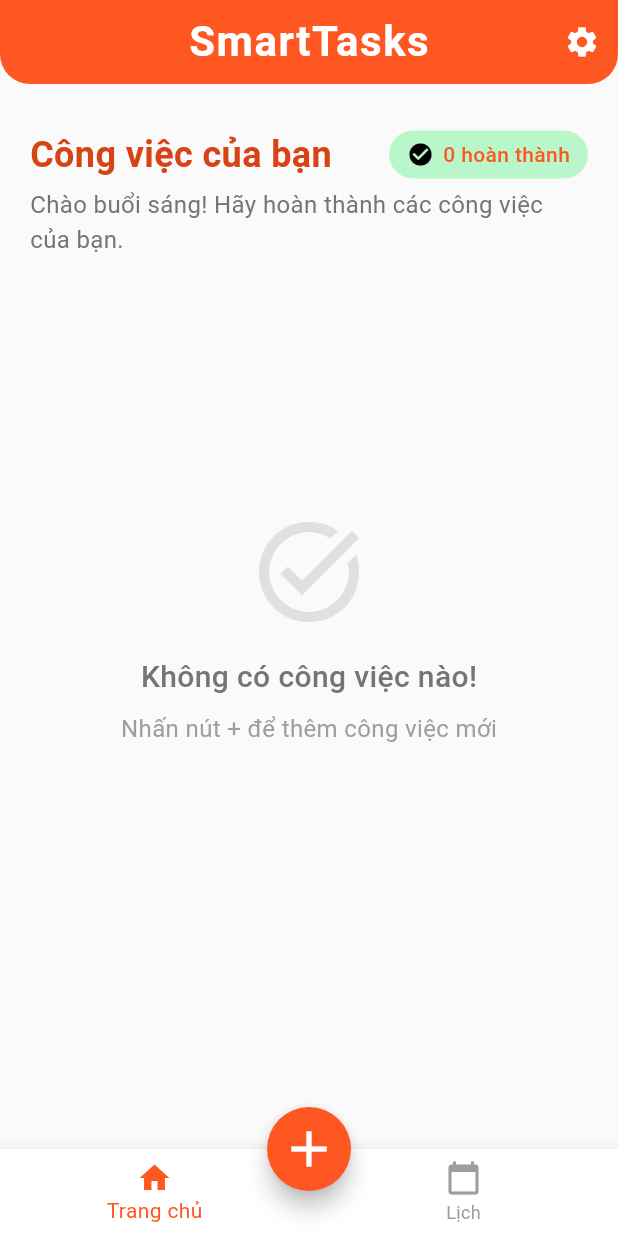
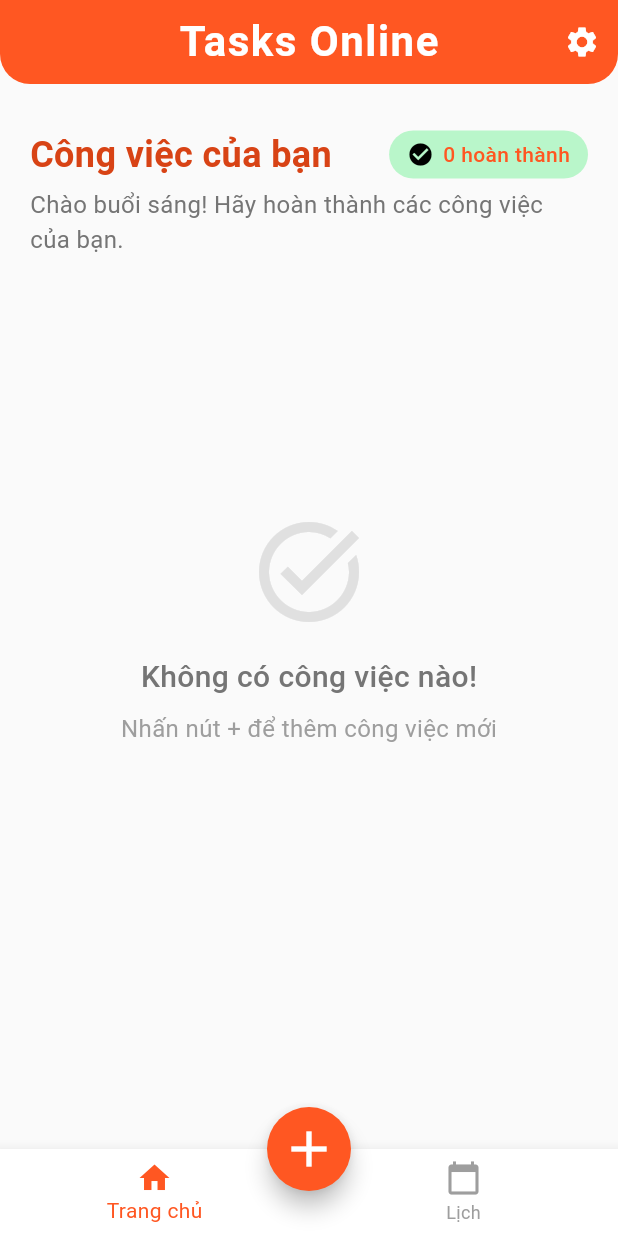
Before and after one commit to phamson1928/Tasks-Online, a Flutter app: the screen it shows once a user with an empty profile is signed in, on a phone screen of 412 x 824 dp. Run offline on Flutter 3.47's test engine with Material 3 defaults, Android fonts, the light colour scheme and no system bars; our stand-ins replace cloud_firestore, firebase_auth, firebase_core, google_sign_in, shared_preferences, table_calendar; accounts and stored records are empty.

Commit message:
cloud fire store and rename files

```diff
--- a/lib/services/auth_service.dart
+++ b/lib/services/auth_service.dart
@@ -3,7 +3,6 @@ import 'package:cloud_firestore/cloud_firestore.dart';
 import 'package:flutter/cupertino.dart';
 import 'package:flutter/material.dart';
 import 'package:google_sign_in/google_sign_in.dart';
-
 import '../views/login_screen.dart';
 
 class AuthService {
--- a/lib/views/Calendar_Screen.dart
+++ b/lib/views/calendar_screen.dart
@@ -2,7 +2,7 @@ import 'package:flutter/material.dart';
 import 'package:table_calendar/table_calendar.dart';
 import 'package:provider/provider.dart';
 import 'package:intl/intl.dart';
-import '../view_models/Task_Provider.dart';
+import '../view_models/task_provider.dart';
 
 class CalendarScreen extends StatefulWidget {
   const CalendarScreen({Key? key}) : super(key: key);
@@ -28,6 +28,7 @@ class _CalendarScreenState extends State<CalendarScreen> {
     return Scaffold(
       backgroundColor: Colors.grey.shade50,
       appBar: AppBar(
+        automaticallyImplyLeading: false,
         elevation: 0,
         backgroundColor: Colors.deepOrange,
         foregroundColor: Colors.white,
--- a/lib/views/Home_Screen.dart
+++ b/lib/views/home_screen.dart
@@ -1,18 +1,41 @@
 import 'package:flutter/material.dart';
 import 'package:provider/provider.dart';
-import '../view_models/Navigation_Provider.dart';
-import 'Add_Screen.dart';
-import 'Calendar_Screen.dart';
-import 'Toto_List_Screen.dart';
+import '../view_models/navigation_provider.dart';
+import '../view_models/task_provider.dart';
+import 'add_screen.dart';
+import 'calendar_screen.dart';
+import 'todo_list_screen.dart';
 
-class HomeScreen extends StatelessWidget {
+class HomeScreen extends StatefulWidget {
+  @override
+  State<HomeScreen> createState() => _HomeScreenState();
+}
+
+class _HomeScreenState extends State<HomeScreen> {
   final List<Widget> _pages = [
     TodoListScreen(),
     CalendarScreen(),
   ];
+  bool _isLoading = true;
+
+  void initState() {
+    super.initState();
+    // Gọi 1 lần để load dữ liệu từ Firebase
+    Future.microtask(() async {
+      await Provider.of<TaskProvider>(context, listen: false).loadTasksFromFirebase();
+      setState(() {
+        _isLoading = false;
+      });
+    });
+  }
 
   @override
   Widget build(BuildContext context) {
+    if (_isLoading) {
+      return const Scaffold(
+        body: Center(child: CircularProgressIndicator()),
+      );
+    }
     final navigationViewModel = Provider.of<NavigationViewModel>(context);
     return Scaffold(
       floatingActionButton: FloatingActionButton(
--- a/lib/views/login_screen.dart
+++ b/lib/views/login_screen.dart
@@ -1,7 +1,7 @@
 import 'package:firebase_auth/firebase_auth.dart';
 import 'package:flutter/material.dart';
 import '../services/auth_service.dart';
-import 'Home_Screen.dart';
+import 'home_screen.dart';
 import 'register_screen.dart';
 
 class LoginScreen extends StatelessWidget {
--- a/lib/views/Toto_List_Screen.dart
+++ b/lib/views/todo_list_screen.dart
@@ -1,9 +1,9 @@
 import 'package:flutter/material.dart';
 import 'package:provider/provider.dart';
 import 'package:intl/intl.dart';
-import '../view_models/Task_Provider.dart';
-import 'Detail_Screen.dart';
-import 'Setting_Screen.dart';
+import '../view_models/task_provider.dart';
+import 'detail_screen.dart';
+import 'setting_screen.dart';
 
 class TodoListScreen extends StatefulWidget {
   const TodoListScreen({Key? key}) : super(key: key);
@@ -23,7 +23,7 @@ class _TodoListScreenState extends State<TodoListScreen> {
         backgroundColor: Colors.deepOrange,
         centerTitle: true,
         title: const Text(
-          "SmartTasks",
+          "Tasks Online",
           style: TextStyle(
             fontSize: 28,
             fontWeight: FontWeight.bold,
--- a/pubspec.yaml
+++ b/pubspec.yaml
@@ -38,9 +38,9 @@ dependencies:
   uuid: ^4.5.1
   firebase_core: ^3.13.0
   firebase_auth: ^5.5.3
-  cloud_firestore: ^5.6.7
   google_sign_in: ^6.3.0
   firebase_messaging: ^15.2.5
+  cloud_firestore: ^5.6.7
   # The following adds the Cupertino Icons font to your application.
   # Use with the CupertinoIcons class for iOS style icons.
   cupertino_icons: ^1.0.8
```
Also changed, not shown: lib/main.dart (+3 -5 lines), lib/services/task_service.dart (deleted, +0 -34 lines), lib/view_models/Task_Provider.dart (deleted, +0 -38 lines), lib/view_models/task_provider.dart (added, +67 -0 lines), lib/views/add_screen.dart (renamed from lib/views/Add_Screen.dart, +2 -6 lines), lib/views/setting_screen.dart (renamed from lib/views/Setting_Screen.dart, +13 -37 lines), firebase.json, lib/models/data_model.dart (line endings or trailing spaces), lib/view_models/navigation_provider.dart (renamed from lib/view_models/Navigation_Provider.dart), lib/views/detail_screen.dart (renamed from lib/views/Detail_Screen.dart), 2 other files.
